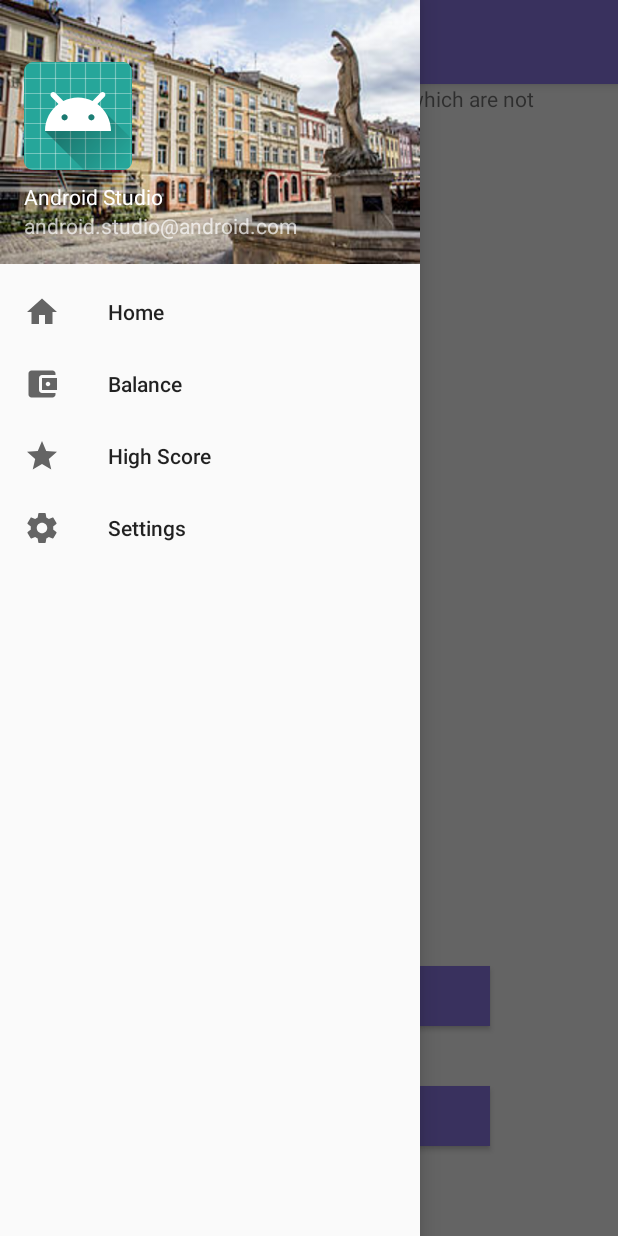
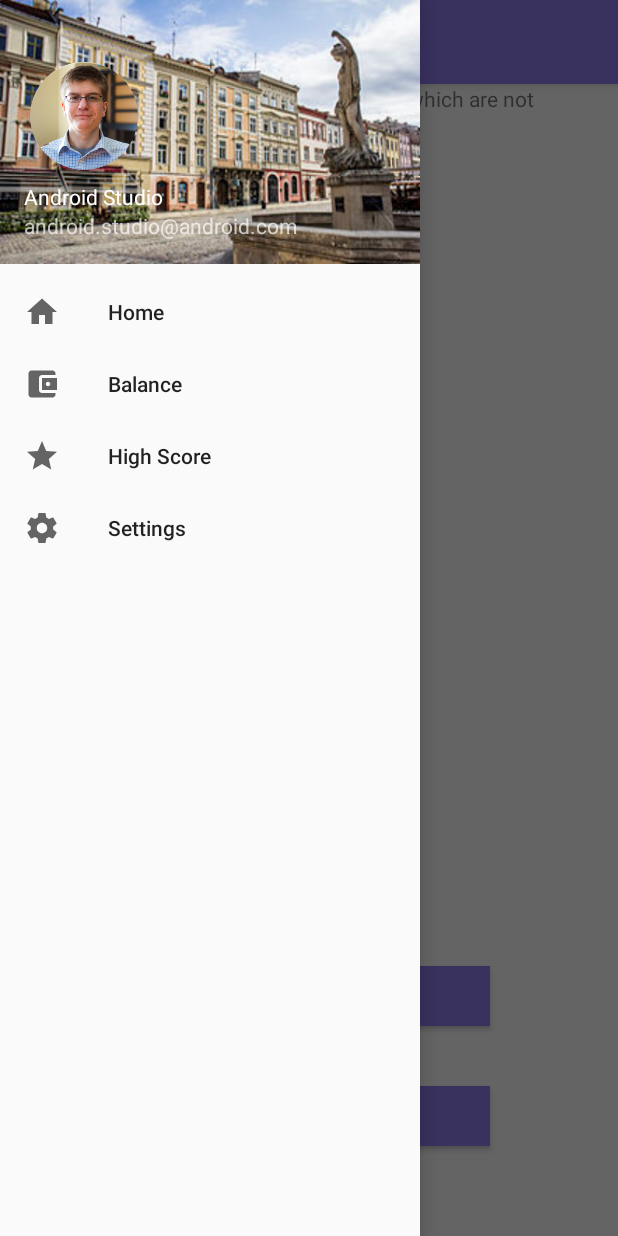
Before and after one commit to DariaFedorinenko/LvivTripQuest, an Android app: the screen it shows after launch (MainActivity), with the side drawer open, on a phone screen of 412 x 824 dp. Run offline under Robolectric (Android 15) with nearby library versions, the phone set to English and light mode, and no system bars.

Commit message:
Profile picture

```diff
--- a/app/src/main/res/layout/nav_header_main.xml
+++ b/app/src/main/res/layout/nav_header_main.xml
@@ -14,10 +14,11 @@
 
     <ImageView
         android:id="@+id/imageView"
-        android:layout_width="wrap_content"
-        android:layout_height="wrap_content"
+        android:layout_width="80dp"
+        android:layout_height="80dp"
         android:paddingTop="@dimen/nav_header_vertical_spacing"
-        app:srcCompat="@mipmap/ic_launcher_round" />
+        app:srcCompat="@drawable/oval"
+        />
 
     <TextView
         android:layout_width="match_parent"
```
